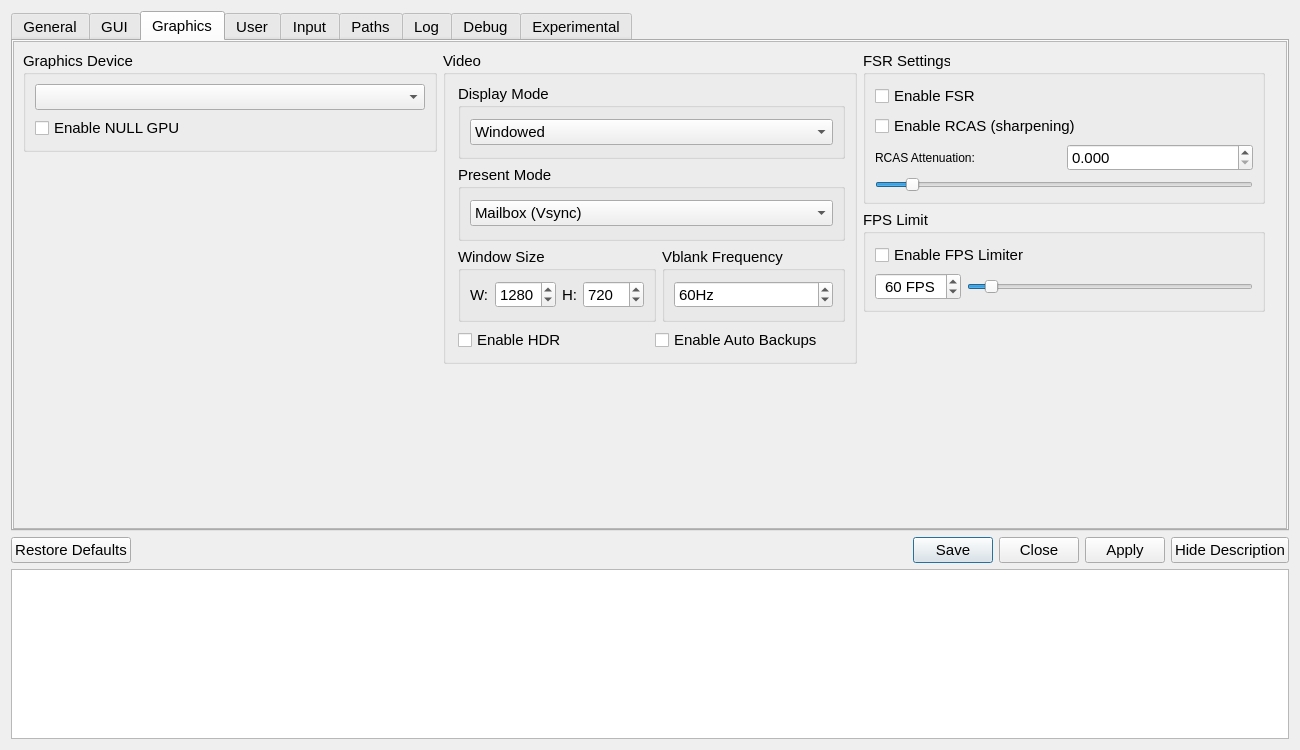
Above: src/qt_gui/settings_dialog.ui from diegolix29/shadPS4 before the change. Below: the same form after it.
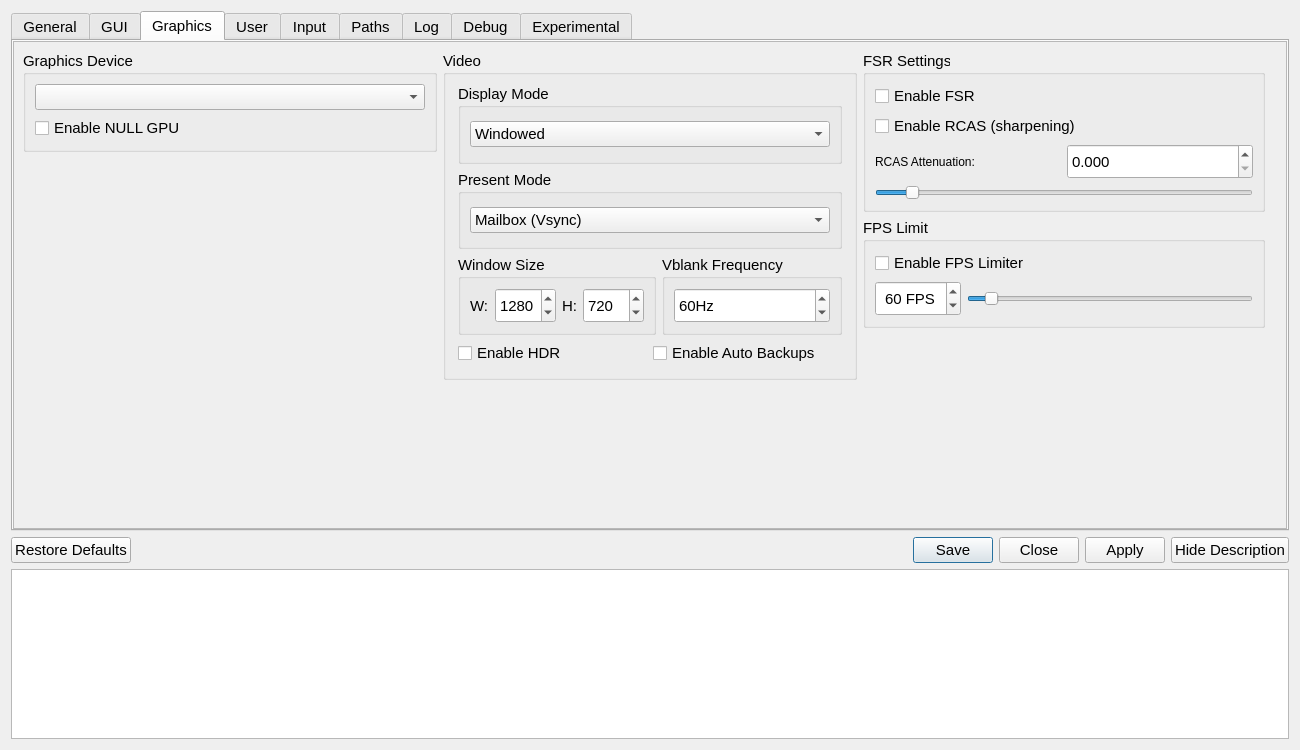
That is the form after the change. The open tabs and pages were chosen to show the change. Icons and pictures are not drawn.

Commit message: Fixes to settings titles overlaping with the framing and numbers showing cutted off.

Diff of the .ui file:
```diff
--- a/src/qt_gui/settings_dialog.ui
+++ b/src/qt_gui/settings_dialog.ui
@@ -1099,12 +1099,33 @@
 															<property name="leftMargin">
 																<number>12</number>
 															</property>
+															<property name="topMargin">
+																<number>9</number>
+															</property>
+															<property name="rightMargin">
+																<number>12</number>
+															</property>
+															<property name="bottomMargin">
+																<number>12</number>
+															</property>
 															<item>
 																<widget class="QGroupBox" name="displayModeGroupBox">
 																	<property name="title">
 																		<string>Display Mode</string>
 																	</property>
 																	<layout class="QVBoxLayout" name="displayModeLayout">
+																		<property name="leftMargin">
+																			<number>9</number>
+																		</property>
+																		<property name="topMargin">
+																			<number>9</number>
+																		</property>
+																		<property name="rightMargin">
+																			<number>9</number>
+																		</property>
+																		<property name="bottomMargin">
+																			<number>9</number>
+																		</property>
 																		<item>
 																			<widget class="QComboBox" name="displayModeComboBox">
 																				<property name="sizePolicy">
@@ -1139,6 +1160,18 @@
 																		<string>Present Mode</string>
 																	</property>
 																	<layout class="QVBoxLayout" name="presentModeLayout">
+																		<property name="leftMargin">
+																			<number>9</number>
+																		</property>
+																		<property name="topMargin">
+																			<number>9</number>
+																		</property>
+																		<property name="rightMargin">
+																			<number>9</number>
+																		</property>
+																		<property name="bottomMargin">
+																			<number>9</number>
+																		</property>
 																		<item>
 																			<widget class="QComboBox" name="presentModeComboBox">
 																				<property name="sizePolicy">
@@ -1175,6 +1208,18 @@
 																				<string>Window Size</string>
 																			</property>
 																			<layout class="QHBoxLayout" name="resLayout">
+																				<property name="leftMargin">
+																					<number>9</number>
+																				</property>
+																				<property name="topMargin">
+																					<number>9</number>
+																				</property>
+																				<property name="rightMargin">
+																					<number>9</number>
+																				</property>
+																				<property name="bottomMargin">
+																					<number>9</number>
+																				</property>
 																				<item>
 																					<widget class="QLabel" name="widthLabel">
 																						<property name="text">
@@ -1184,6 +1229,12 @@
 																				</item>
 																				<item>
 																					<widget class="QSpinBox" name="widthSpinBox">
+																						<property name="minimumSize">
+																							<size>
+																								<width>0</width>
+																								<height>35</height>
+																							</size>
+																						</property>
 																						<property name="accelerated">
 																							<bool>true</bool>
 																						</property>
@@ -1213,6 +1264,12 @@
 																				</item>
 																				<item>
 																					<widget class="QSpinBox" name="heightSpinBox">
+																						<property name="minimumSize">
+																							<size>
+																								<width>0</width>
+																								<height>35</height>
+																							</size>
+																						</property>
 																						<property name="frame">
 																							<bool>true</bool>
 																						</property>
@@ -1245,8 +1302,26 @@
 																				<string>Vblank Frequency</string>
 																			</property>
 																			<layout class="QVBoxLayout" name="vblankLayout">
+																				<property name="leftMargin">
+																					<number>9</number>
+																				</property>
+																				<property name="topMargin">
+																					<number>9</number>
+																				</property>
+																				<property name="rightMargin">
+																					<number>9</number>
+																				</property>
+																				<property name="bottomMargin">
+																					<number>9</number>
+																				</property>
 																				<item>
 																					<widget class="QSpinBox" name="vblankSpinBox">
+																						<property name="minimumSize">
+																							<size>
+																								<width>0</width>
+																								<height>35</height>
+																							</size>
+																						</property>
 																						<property name="frame">
 																							<bool>true</bool>
 																						</property>
@@ -1322,6 +1397,18 @@
 															<string>FSR Settings</string>
 														</property>
 														<layout class="QVBoxLayout" name="verticalLayout_5">
+															<property name="leftMargin">
+																<number>9</number>
+															</property>
+															<property name="topMargin">
+																<number>9</number>
+															</property>
+															<property name="rightMargin">
+																<number>9</number>
+															</property>
+															<property name="bottomMargin">
+																<number>9</number>
+															</property>
 															<item>
 																<widget class="QCheckBox" name="FSRCheckBox">
 																	<property name="text">
@@ -1353,6 +1440,12 @@
 																	</item>
 																	<item>
 																		<widget class="QDoubleSpinBox" name="RCASSpinBox">
+																			<property name="minimumSize">
+																				<size>
+																					<width>0</width>
+																					<height>35</height>
+																				</size>
+																			</property>
 																			<property name="minimum">
 																				<double>0.000</double>
 																			</property>
@@ -1391,7 +1484,18 @@
 															<string>FPS Limit</string>
 														</property>
 														<layout class="QVBoxLayout" name="verticalLayout_8">
-
+															<property name="leftMargin">
+																<number>9</number>
+															</property>
+															<property name="topMargin">
+																<number>9</number>
+															</property>
+															<property name="rightMargin">
+																<number>9</number>
+															</property>
+															<property name="bottomMargin">
+																<number>9</number>
+															</property>
 															<item>
 																<widget class="QCheckBox" name="fpsLimiterCheckBox">
 																	<property name="text">
@@ -1404,6 +1508,12 @@
 																<layout class="QHBoxLayout" name="horizontalLayout_8">
 																	<item>
 																		<widget class="QSpinBox" name="fpsSpinBox">
+																			<property name="minimumSize">
+																				<size>
+																					<width>80</width>
+																					<height>35</height>
+																				</size>
+																			</property>
 																			<property name="minimum">
 																				<number>30</number>
 																			</property>
@@ -1422,12 +1532,6 @@
 																			<property name="alignment">
 																				<set>Qt::AlignCenter</set>
 																			</property>
-																			<property name="minimumSize">
-																				<size>
-																					<width>80</width>
-																					<height>0</height>
-																				</size>
-																			</property>
 																		</widget>
 																	</item>
 																	<item>
```
Left out of the diff: 187 changed lines with no effect on the pictures. The commit also changes 1 other file.
